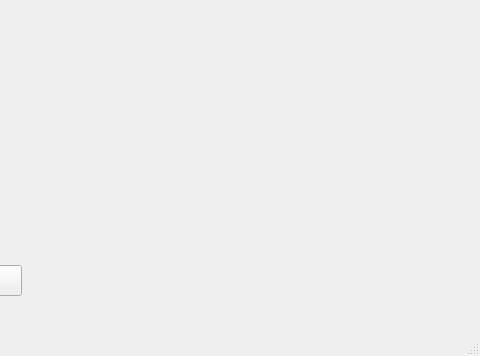
Above: mainwindow.ui from fredericabry/raspiloop before the change; both pictures show x 669 to 1149 and y 182 to 538 of the 1149 by 538 pixel window. Below: the same form after it.
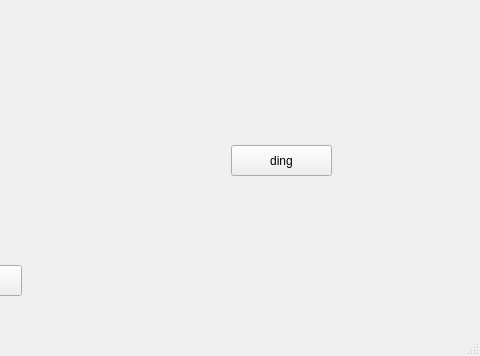
That is the form after the change.

The edit to the form file:
```diff
--- a/mainwindow.ui
+++ b/mainwindow.ui
@@ -122,6 +122,19 @@
      </rect>
     </property>
    </widget>
+   <widget class="QPushButton" name="b_ding">
+    <property name="geometry">
+     <rect>
+      <x>900</x>
+      <y>310</y>
+      <width>101</width>
+      <height>31</height>
+     </rect>
+    </property>
+    <property name="text">
+     <string>ding</string>
+    </property>
+   </widget>
   </widget>
   <widget class="QMenuBar" name="menuBar">
    <property name="geometry">
```
